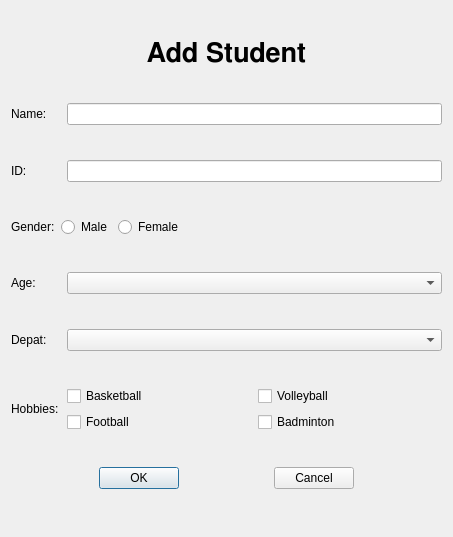
Above: stuMgmt/addStuDlg.ui from jzsh/ui before the change. Below: the same form after it.
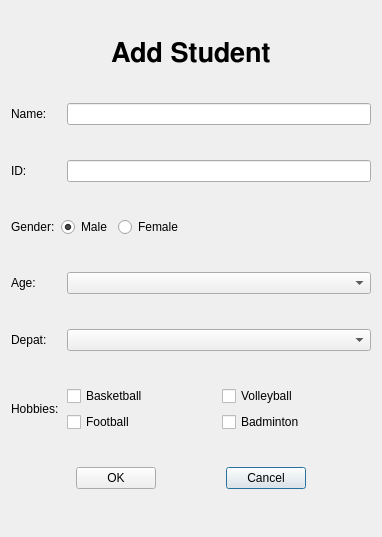
That is the form after the change.

```diff
--- a/stuMgmt/addStuDlg.ui
+++ b/stuMgmt/addStuDlg.ui
@@ -6,7 +6,7 @@
    <rect>
     <x>0</x>
     <y>0</y>
-    <width>453</width>
+    <width>382</width>
     <height>537</height>
    </rect>
   </property>
@@ -110,6 +110,12 @@
        <property name="text">
         <string>Male</string>
        </property>
+       <property name="checked">
+        <bool>true</bool>
+       </property>
+       <attribute name="buttonGroup">
+        <string notr="true">btnGrpGender</string>
+       </attribute>
       </widget>
      </item>
      <item>
@@ -261,6 +267,12 @@
        <property name="text">
         <string>OK</string>
        </property>
+       <property name="checkable">
+        <bool>false</bool>
+       </property>
+       <property name="autoDefault">
+        <bool>false</bool>
+       </property>
       </widget>
      </item>
      <item>
```
Left out of the diff: 47 changed lines with no effect on the pictures.
